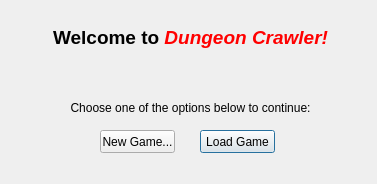
This is Project/DnD_Game/splashdialog.ui in ChrisMukherjee/COMP345-Project as Qt 5 draws it before an edit. The edited form follows.
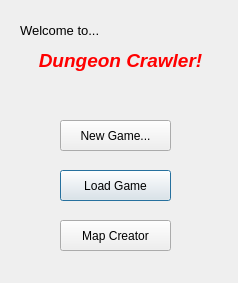
This is the edited form.

The edit to the form file:
```diff
--- a/Project/DnD_Game/splashdialog.ui
+++ b/Project/DnD_Game/splashdialog.ui
@@ -6,8 +6,8 @@
    <rect>
     <x>0</x>
     <y>0</y>
-    <width>377</width>
-    <height>184</height>
+    <width>238</width>
+    <height>283</height>
    </rect>
   </property>
   <property name="windowTitle">
@@ -16,42 +16,68 @@
   <widget class="QPushButton" name="loadButton">
    <property name="geometry">
     <rect>
-     <x>200</x>
-     <y>130</y>
-     <width>75</width>
-     <height>23</height>
+     <x>60</x>
+     <y>170</y>
+     <width>111</width>
+     <height>31</height>
     </rect>
    </property>
    <property name="text">
     <string>Load Game</string>
    </property>
   </widget>
-  <widget class="QLabel" name="welcomeText">
+  <widget class="QLabel" name="titleText">
    <property name="geometry">
     <rect>
-     <x>30</x>
-     <y>10</y>
-     <width>321</width>
-     <height>121</height>
+     <x>10</x>
+     <y>30</y>
+     <width>221</width>
+     <height>61</height>
     </rect>
    </property>
    <property name="text">
-    <string>&lt;html&gt;&lt;head/&gt;&lt;body&gt;&lt;p align=&quot;center&quot;&gt;&lt;span style=&quot; font-size:14pt; font-weight:600;&quot;&gt;Welcome to &lt;/span&gt;&lt;span style=&quot; font-size:14pt; font-weight:600; font-style:italic; color:#ff0000;&quot;&gt;Dungeon Crawler!&lt;/span&gt;&lt;/p&gt;&lt;p align=&quot;center&quot;&gt;&lt;br/&gt;&lt;/p&gt;&lt;p align=&quot;center&quot;&gt;Choose one of the options below to continue:&lt;/p&gt;&lt;/body&gt;&lt;/html&gt;</string>
+    <string>&lt;html&gt;&lt;head/&gt;&lt;body&gt;&lt;p align=&quot;center&quot;&gt;&lt;span style=&quot; font-size:14pt; font-weight:600; font-style:italic; color:#ff0000;&quot;&gt;Dungeon Crawler!&lt;/span&gt;&lt;/p&gt;&lt;/body&gt;&lt;/html&gt;</string>
    </property>
   </widget>
   <widget class="QPushButton" name="newButton">
    <property name="geometry">
     <rect>
-     <x>100</x>
-     <y>130</y>
-     <width>75</width>
-     <height>23</height>
+     <x>60</x>
+     <y>120</y>
+     <width>111</width>
+     <height>31</height>
     </rect>
    </property>
    <property name="text">
     <string>New Game...</string>
    </property>
   </widget>
+  <widget class="QLabel" name="welcomeText">
+   <property name="geometry">
+    <rect>
+     <x>20</x>
+     <y>20</y>
+     <width>91</width>
+     <height>21</height>
+    </rect>
+   </property>
+   <property name="text">
+    <string>&lt;html&gt;&lt;head/&gt;&lt;body&gt;&lt;p&gt;&lt;span style=&quot; font-size:10pt;&quot;&gt;Welcome to...&lt;/span&gt;&lt;/p&gt;&lt;/body&gt;&lt;/html&gt;</string>
+   </property>
+  </widget>
+  <widget class="QPushButton" name="mapButton">
+   <property name="geometry">
+    <rect>
+     <x>60</x>
+     <y>220</y>
+     <width>111</width>
+     <height>31</height>
+    </rect>
+   </property>
+   <property name="text">
+    <string>Map Creator</string>
+   </property>
+  </widget>
  </widget>
  <resources/>
  <connections/>
```
Left out of the diff: 5 changed lines with no effect on the pictures.
